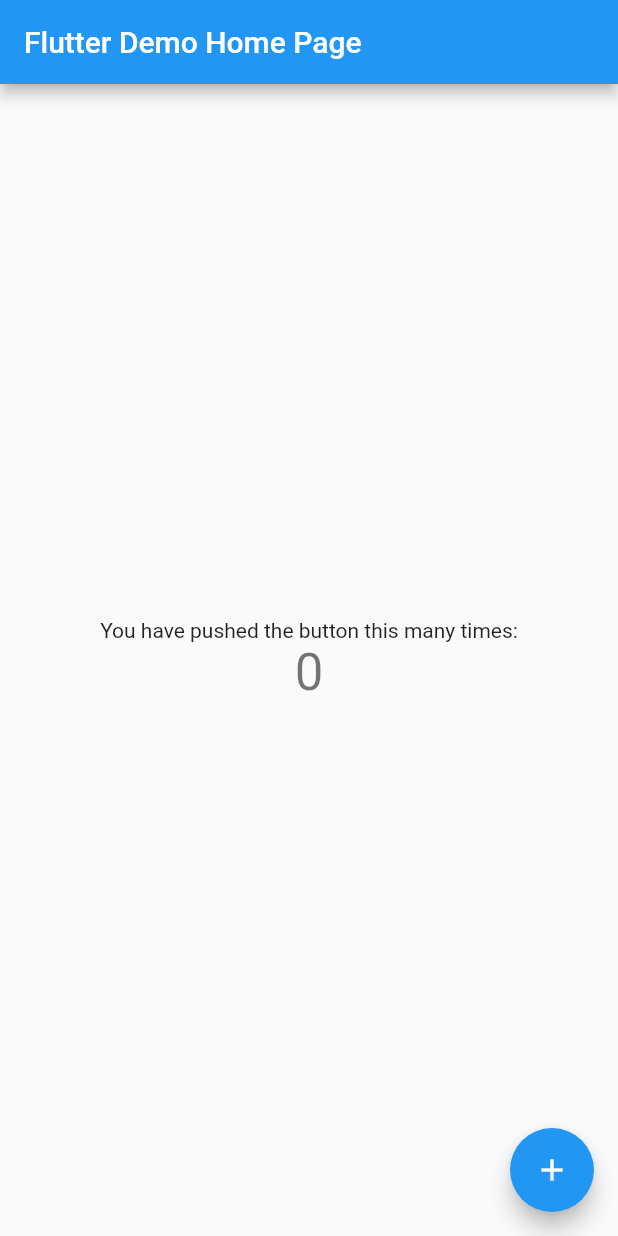
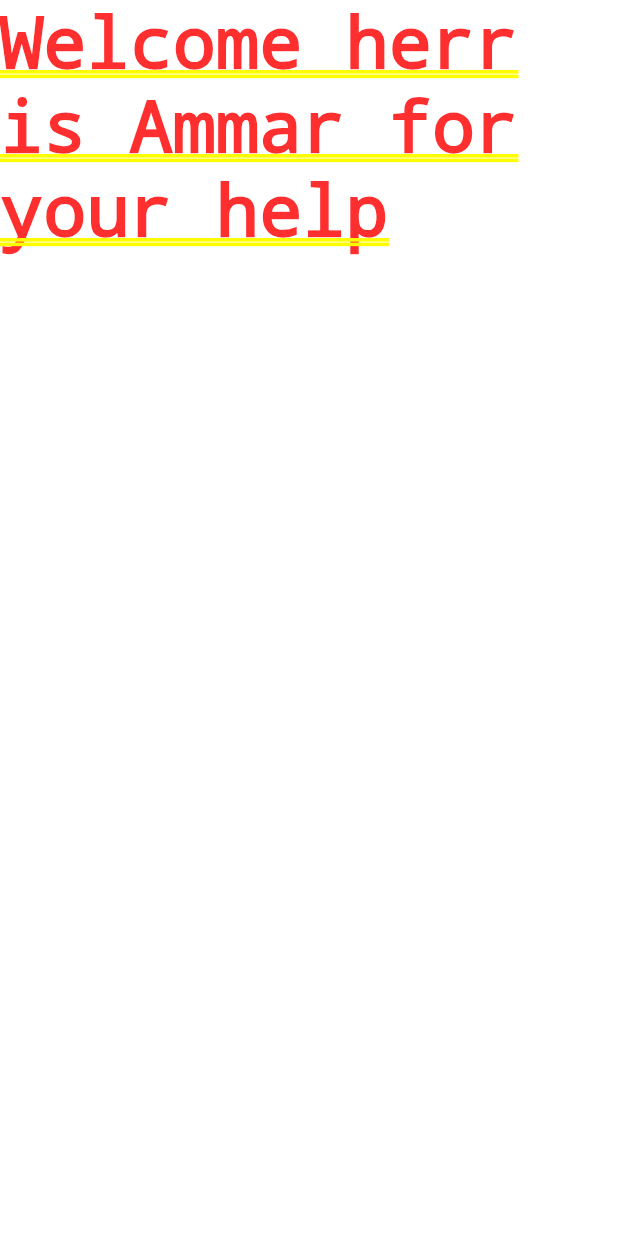
Before and after one commit to Ammarbajwa19/quiz_app, a Flutter app: the screen it shows after launch, on a phone screen of 412 x 824 dp. Run offline on Flutter 3.47's test engine with Material 2 defaults, Android fonts, the phone set to English and light mode, and no system bars.

Commit message:
Quiz_app

```diff
--- a/lib/main.dart
+++ b/lib/main.dart
@@ -1,112 +1,14 @@
 import 'package:flutter/material.dart';
 
-void main() => runApp(const MyApp());
+void main() {
+  runApp(myapp());
+}
 
-class MyApp extends StatelessWidget {
-  const MyApp({Key? key}) : super(key: key);
-
-  // This widget is the root of your application.
+class myapp extends StatelessWidget {
   @override
   Widget build(BuildContext context) {
     return MaterialApp(
-      title: 'Flutter Demo',
-      theme: ThemeData(
-        // This is the theme of your application.
-        //
-        // Try running your application with "flutter run". You'll see the
-        // application has a blue toolbar. Then, without quitting the app, try
-        // changing the primarySwatch below to Colors.green and then invoke
-        // "hot reload" (press "r" in the console where you ran "flutter run",
-        // or press Run > Flutter Hot Reload in a Flutter IDE). Notice that the
-        // counter didn't reset back to zero; the application is not restarted.
-        primarySwatch: Colors.blue,
-      ),
-      home: const MyHomePage(title: 'Flutter Demo Home Page'),
+      home: Container(child: Text("Welcome herr is Ammar for your help")),
     );
   }
 }
-
-class MyHomePage extends StatefulWidget {
-  const MyHomePage({Key? key, required this.title}) : super(key: key);
-
-  // This widget is the home page of your application. It is stateful, meaning
-  // that it has a State object (defined below) that contains fields that affect
-  // how it looks.
-
-  // This class is the configuration for the state. It holds the values (in this
-  // case the title) provided by the parent (in this case the App widget) and
-  // used by the build method of the State. Fields in a Widget subclass are
-  // always marked "final".
-
-  final String title;
-
-  @override
-  State<MyHomePage> createState() => _MyHomePageState();
-}
-
-class _MyHomePageState extends State<MyHomePage> {
-  int _counter = 0;
-
-  void _incrementCounter() {
-    setState(() {
-      // This call to setState tells the Flutter framework that something has
-      // changed in this State, which causes it to rerun the build method below
-      // so that the display can reflect the updated values. If we changed
-      // _counter without calling setState(), then the build method would not be
-      // called again, and so nothing would appear to happen.
-      _counter++;
-    });
-  }
-
-  @override
-  Widget build(BuildContext context) {
-    // This method is rerun every time setState is called, for instance as done
-    // by the _incrementCounter method above.
-    //
-    // The Flutter framework has been optimized to make rerunning build methods
-    // fast, so that you can just rebuild anything that needs updating rather
-    // than having to individually change instances of widgets.
-    return Scaffold(
-      appBar: AppBar(
-        // Here we take the value from the MyHomePage object that was created by
-        // the App.build method, and use it to set our appbar title.
-        title: Text(widget.title),
-      ),
-      body: Center(
-        // Center is a layout widget. It takes a single child and positions it
-        // in the middle of the parent.
-        child: Column(
-          // Column is also a layout widget. It takes a list of children and
-          // arranges them vertically. By default, it sizes itself to fit its
-          // children horizontally, and tries to be as tall as its parent.
-          //
-          // Invoke "debug painting" (press "p" in the console, choose the
-          // "Toggle Debug Paint" action from the Flutter Inspector in Android
-          // Studio, or the "Toggle Debug Paint" command in Visual Studio Code)
-          // to see the wireframe for each widget.
-          //
-          // Column has various properties to control how it sizes itself and
-          // how it positions its children. Here we use mainAxisAlignment to
-          // center the children vertically; the main axis here is the vertical
-          // axis because Columns are vertical (the cross axis would be
-          // horizontal).
-          mainAxisAlignment: MainAxisAlignment.center,
-          children: <Widget>[
-            const Text(
-              'You have pushed the button this many times:',
-            ),
-            Text(
-              '$_counter',
-              style: Theme.of(context).textTheme.headline4,
-            ),
-          ],
-        ),
-      ),
-      floatingActionButton: FloatingActionButton(
-        onPressed: _incrementCounter,
-        tooltip: 'Increment',
-        child: const Icon(Icons.add),
-      ), // This trailing comma makes auto-formatting nicer for build methods.
-    );
-  }
-}
```
Also changed, not shown: pubspec.lock, 1 other file.
